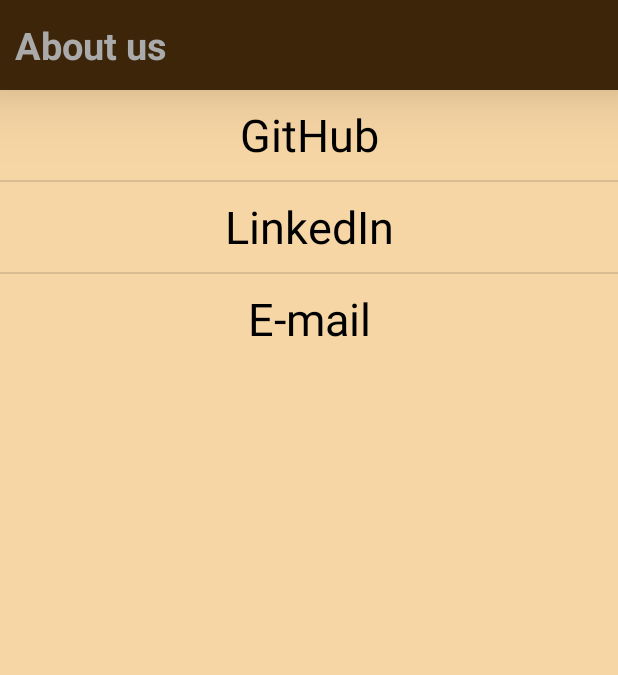
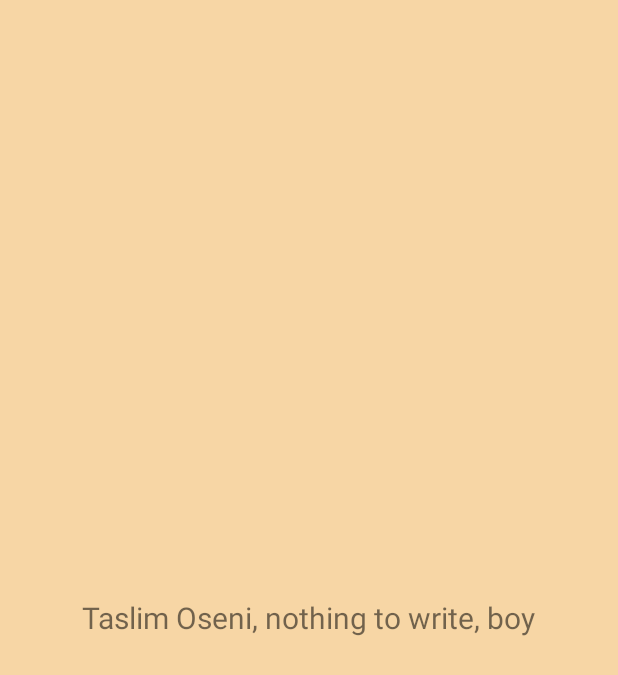
Before and after one commit to TaslimOseni/Kasparov, an Android app: the AboutUs screen opened directly, with no data from a screen before it, on a phone screen of 412 x 824 dp. Shown: the top 675 px of the screen. Run offline under Robolectric (Android 15) with nearby library versions, the phone set to English and light mode, and no system bars.

Commit message:
adjustments made

```diff
--- a/app/src/main/java/com/dabinu/apps/chesstimer/AboutUs.java
+++ b/app/src/main/java/com/dabinu/apps/chesstimer/AboutUs.java
@@ -21,20 +21,20 @@ public class AboutUs extends AppCompatActivity {
         ActionBar actionBar = getSupportActionBar();
         actionBar.hide();
 
-        listView = (ListView) findViewById(R.id.connectifyGuy);
-        lipsGuyFillIn = ArrayAdapter.createFromResource(this, R.array.conny, R.layout.forthelistview);
-        listView.setAdapter(lipsGuyFillIn);
-
-        listView.setOnItemSelectedListener(new AdapterView.OnItemSelectedListener() {
-            @Override
-            public void onItemSelected(AdapterView<?> parent, View view, int position, long id) {
-
-            }
-
-            @Override
-            public void onNothingSelected(AdapterView<?> parent) {
-
-            }
-        });
+//        listView = (ListView) findViewById(R.id.connectifyGuy);
+//        lipsGuyFillIn = ArrayAdapter.createFromResource(this, R.array.conny, R.layout.forthelistview);
+//        listView.setAdapter(lipsGuyFillIn);
+//
+//        listView.setOnItemSelectedListener(new AdapterView.OnItemSelectedListener() {
+//            @Override
+//            public void onItemSelected(AdapterView<?> parent, View view, int position, long id) {
+//
+//            }
+//
+//            @Override
+//            public void onNothingSelected(AdapterView<?> parent) {
+//
+//            }
+//        });
     }
 }
--- a/app/src/main/res/layout/activity_about_us.xml
+++ b/app/src/main/res/layout/activity_about_us.xml
@@ -7,107 +7,11 @@
     tools:context="com.dabinu.apps.chesstimer.AboutUs"
     android:background="#f7d6a5">
 
-    <RelativeLayout
-        android:layout_width="match_parent"
-        android:layout_height="60dp"
-        android:elevation="30dp"
-        android:id="@+id/header"
-        android:background="#3c2509">
-
-        <TextView
-            android:layout_width="wrap_content"
-            android:layout_height="match_parent"
-            android:layout_marginStart="10dp"
-            android:gravity="center"
-            android:text="About us"
-            android:textColor="@android:color/darker_gray"
-            android:textSize="25sp"
-            android:textStyle="bold" />
-
-    </RelativeLayout>
-    <ListView
+    <TextView
         android:layout_width="wrap_content"
         android:layout_height="wrap_content"
-        android:layout_below="@+id/header"
-        android:id="@+id/connectifyGuy"
-        android:layout_centerInParent="true">
-
-    </ListView>
-    <!---->
-    <!--<RelativeLayout-->
-        <!--android:layout_width="match_parent"-->
-        <!--android:layout_height="wrap_content"-->
-        <!--android:layout_marginTop="20dp"-->
-        <!--android:layout_below="@+id/header"-->
-        <!--android:id="@+id/git">-->
-        <!---->
-        <!--<TextView-->
-            <!--android:layout_width="wrap_content"-->
-            <!--android:layout_height="wrap_content"-->
-            <!--android:text="GitHub"-->
-            <!--android:textAllCaps="false"-->
-            <!--android:layout_marginStart="20dp"-->
-            <!--android:layout_alignParentStart="true"-->
-            <!--android:textSize="25sp"/>-->
-        <!--<TextView-->
-            <!--android:layout_width="wrap_content"-->
-            <!--android:layout_height="wrap_content"-->
-            <!--android:text="www.github.com/TaslimOseni"-->
-            <!--android:layout_alignParentEnd="true"-->
-            <!--android:layout_marginTop="50dp"-->
-            <!--android:layout_marginEnd="20dp"-->
-            <!--android:textSize="20sp"/>-->
-
-    <!--</RelativeLayout>-->
-
-
-
-    <!--<RelativeLayout-->
-        <!--android:layout_width="match_parent"-->
-        <!--android:layout_height="150dp"-->
-        <!--android:layout_below="@+id/git"-->
-        <!--android:id="@+id/linker">-->
-
-        <!--<TextView-->
-            <!--android:layout_width="wrap_content"-->
-            <!--android:layout_height="70dp"-->
-            <!--android:text="LinkedIn"-->
-            <!--android:textAllCaps="false"-->
-            <!--android:layout_marginStart="20dp"-->
-            <!--android:layout_alignParentStart="true"-->
-            <!--android:textSize="25sp"/>-->
-        <!--<TextView-->
-            <!--android:layout_width="wrap_content"-->
-            <!--android:layout_height="70dp"-->
-            <!--android:text="www.linkedin.com/Taslim.Oseni"-->
-            <!--android:layout_alignParentEnd="true"-->
-            <!--android:layout_marginEnd="20dp"-->
-            <!--android:textSize="20sp"/>-->
-
-    <!--</RelativeLayout>-->
-
-
-    <!--<RelativeLayout-->
-        <!--android:layout_width="match_parent"-->
-        <!--android:layout_height="150dp"-->
-        <!--android:layout_below="@+id/linker"-->
-        <!--android:id="@+id/mail">-->
-
-        <!--<TextView-->
-            <!--android:layout_width="wrap_content"-->
-            <!--android:layout_height="70dp"-->
-            <!--android:text="E-mail"-->
-            <!--android:textAllCaps="false"-->
-            <!--android:layout_marginStart="20dp"-->
-            <!--android:layout_alignParentStart="true"-->
-            <!--android:textSize="25sp"/>-->
-        <!--<TextView-->
-            <!--android:layout_width="wrap_content"-->
-            <!--android:layout_height="70dp"-->
-            <!--android:text="tasleemoseni@gmail.com"-->
-            <!--android:layout_alignParentEnd="true"-->
-            <!--android:layout_marginEnd="20dp"-->
-            <!--android:textSize="20sp"/>-->
-
-    <!--</RelativeLayout>-->
+        android:text="Taslim Oseni, nothing to write, boy"
+        android:textSize="20sp"
+        android:gravity="center"
+        android:layout_centerInParent="true"/>
 </RelativeLayout>
```
Also changed, not shown: app/src/main/res/layout/activity_surgical_room.xml (+15 -16 lines), app/src/main/res/layout/choose_time.xml (+13 -4 lines).
